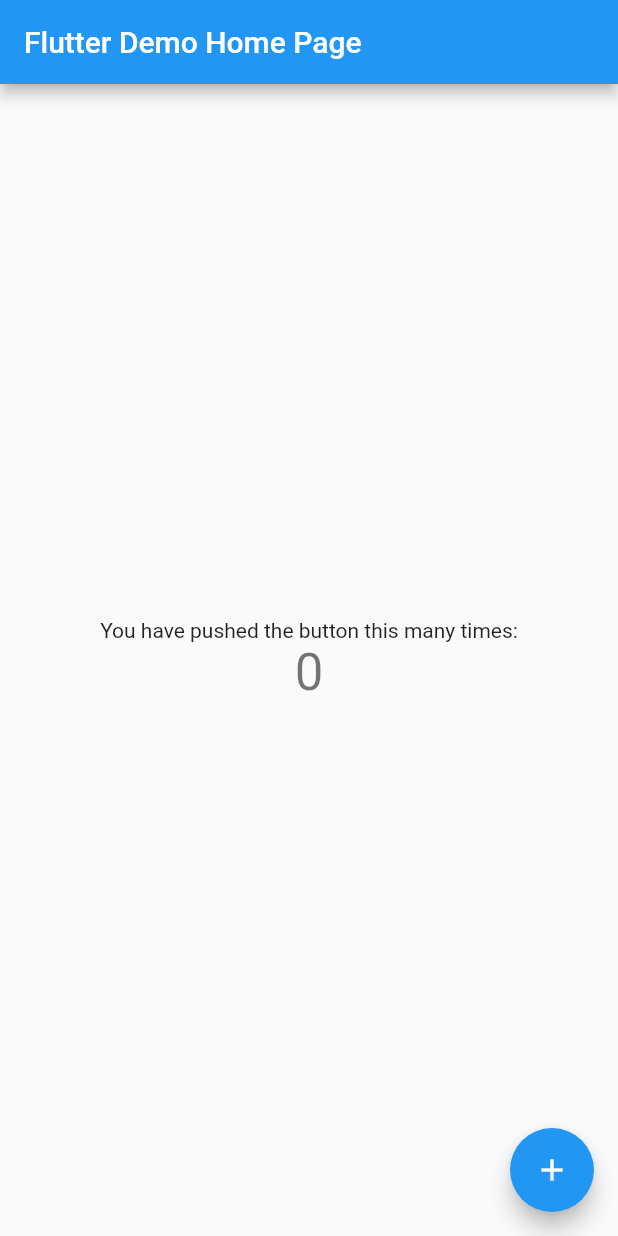
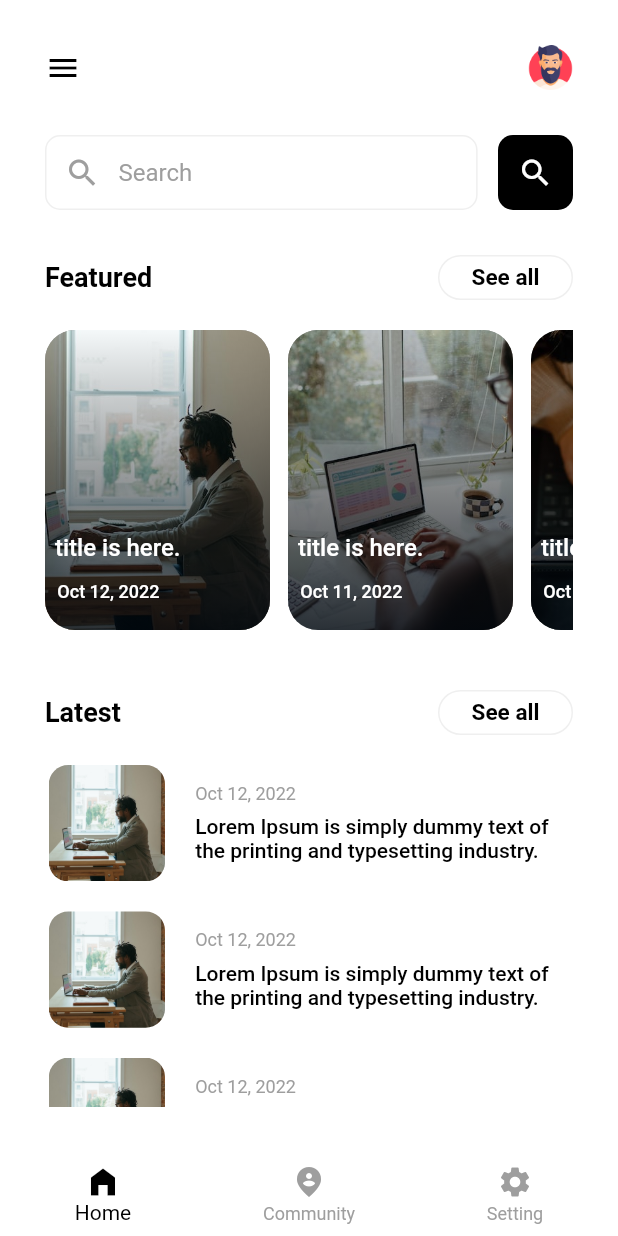
Before and after one commit to Ken46373/flutter_news_app, a Flutter app: the screen it shows after launch, on a phone screen of 412 x 824 dp. Run offline on Flutter 3.47's test engine with Material 2 defaults, Android fonts, the phone set to English and light mode, and no system bars.

Commit message:
make home screen.

```diff
--- a/lib/main.dart
+++ b/lib/main.dart
@@ -1,115 +1,6 @@
 import 'package:flutter/material.dart';
+import 'package:flutter_news_app_ui/src/app.dart';
 
 void main() {
   runApp(const MyApp());
 }
-
-class MyApp extends StatelessWidget {
-  const MyApp({super.key});
-
-  // This widget is the root of your application.
-  @override
-  Widget build(BuildContext context) {
-    return MaterialApp(
-      title: 'Flutter Demo',
-      theme: ThemeData(
-        // This is the theme of your application.
-        //
-        // Try running your application with "flutter run". You'll see the
-        // application has a blue toolbar. Then, without quitting the app, try
-        // changing the primarySwatch below to Colors.green and then invoke
-        // "hot reload" (press "r" in the console where you ran "flutter run",
-        // or simply save your changes to "hot reload" in a Flutter IDE).
-        // Notice that the counter didn't reset back to zero; the application
-        // is not restarted.
-        primarySwatch: Colors.blue,
-      ),
-      home: const MyHomePage(title: 'Flutter Demo Home Page'),
-    );
-  }
-}
-
-class MyHomePage extends StatefulWidget {
-  const MyHomePage({super.key, required this.title});
-
-  // This widget is the home page of your application. It is stateful, meaning
-  // that it has a State object (defined below) that contains fields that affect
-  // how it looks.
-
-  // This class is the configuration for the state. It holds the values (in this
-  // case the title) provided by the parent (in this case the App widget) and
-  // used by the build method of the State. Fields in a Widget subclass are
-  // always marked "final".
-
-  final String title;
-
-  @override
-  State<MyHomePage> createState() => _MyHomePageState();
-}
-
-class _MyHomePageState extends State<MyHomePage> {
-  int _counter = 0;
-
-  void _incrementCounter() {
-    setState(() {
-      // This call to setState tells the Flutter framework that something has
-      // changed in this State, which causes it to rerun the build method below
-      // so that the display can reflect the updated values. If we changed
-      // _counter without calling setState(), then the build method would not be
-      // called again, and so nothing would appear to happen.
-      _counter++;
-    });
-  }
-
-  @override
-  Widget build(BuildContext context) {
-    // This method is rerun every time setState is called, for instance as done
-    // by the _incrementCounter method above.
-    //
-    // The Flutter framework has been optimized to make rerunning build methods
-    // fast, so that you can just rebuild anything that needs updating rather
-    // than having to individually change instances of widgets.
-    return Scaffold(
-      appBar: AppBar(
-        // Here we take the value from the MyHomePage object that was created by
-        // the App.build method, and use it to set our appbar title.
-        title: Text(widget.title),
-      ),
-      body: Center(
-        // Center is a layout widget. It takes a single child and positions it
-        // in the middle of the parent.
-        child: Column(
-          // Column is also a layout widget. It takes a list of children and
-          // arranges them vertically. By default, it sizes itself to fit its
-          // children horizontally, and tries to be as tall as its parent.
-          //
-          // Invoke "debug painting" (press "p" in the console, choose the
-          // "Toggle Debug Paint" action from the Flutter Inspector in Android
-          // Studio, or the "Toggle Debug Paint" command in Visual Studio Code)
-          // to see the wireframe for each widget.
-          //
-          // Column has various properties to control how it sizes itself and
-          // how it positions its children. Here we use mainAxisAlignment to
-          // center the children vertically; the main axis here is the vertical
-          // axis because Columns are vertical (the cross axis would be
-          // horizontal).
-          mainAxisAlignment: MainAxisAlignment.center,
-          children: <Widget>[
-            const Text(
-              'You have pushed the button this many times:',
-            ),
-            Text(
-              '$_counter',
-              style: Theme.of(context).textTheme.headline4,
-            ),
-          ],
-        ),
-      ),
-      floatingActionButton: FloatingActionButton(
-        onPressed: _incrementCounter,
-        tooltip: 'Increment',
-        child: const Icon(Icons.add),
-      ), // This trailing comma makes auto-formatting nicer for build methods.
-    );
-  }
-}
--- /dev/null
+++ b/lib/src/app.dart
@@ -0,0 +1,82 @@
+import 'package:flutter/material.dart';
+import 'package:flutter_news_app_ui/src/screens/community_screen.dart';
+import 'package:flutter_news_app_ui/src/screens/home_screen.dart';
+import 'package:flutter_news_app_ui/src/screens/setting_screen.dart';
+
+class MyApp extends StatelessWidget {
+  const MyApp({super.key});
+
+  @override
+  Widget build(BuildContext context) {
+    return MaterialApp(
+      title: 'News App',
+      debugShowCheckedModeBanner: false,
+      theme: ThemeData(
+        scaffoldBackgroundColor: Colors.white,
+        appBarTheme: AppBarTheme(
+          elevation: 0,
+          backgroundColor: Theme.of(context).backgroundColor,
+        ),
+        bottomNavigationBarTheme: const BottomNavigationBarThemeData(
+          elevation: 0,
+          backgroundColor: Colors.white,
+          selectedItemColor: Colors.black,
+          unselectedItemColor: Colors.grey,
+          showSelectedLabels: true,
+          showUnselectedLabels: true,
+        ),
+      ),
+      home: const NewsApp(),
+    );
+  }
+}
+
+class NewsApp extends StatefulWidget {
+  const NewsApp({Key? key}) : super(key: key);
+
+  @override
+  State<NewsApp> createState() => _NewsAppAppState();
+}
+
+class _NewsAppAppState extends State<NewsApp> {
+
+  static const _screens = [
+    HomeScreen(),
+    CommunityScreen(),
+    SettingScreen(),
+  ];
+
+  int _selectedIndex = 0;
+
+  void _onItemTapped(int index) {
+    setState(() {
+      _selectedIndex = index;
+    });
+  }
+
+  @override
+  Widget build(BuildContext context) {
+    return Scaffold(
+      body: _screens[_selectedIndex],
+      bottomNavigationBar: BottomNavigationBar(
+        currentIndex: _selectedIndex,
+        onTap: _onItemTapped,
+        type: BottomNavigationBarType.fixed,
+        items: const [
+          BottomNavigationBarItem(
+            icon: Icon(Icons.home_filled),
+            label: 'Home',
+          ),
+          BottomNavigationBarItem(
+            icon: Icon(Icons.person_pin_circle_sharp),
+            label: 'Community',
+          ),
+          BottomNavigationBarItem(
+            icon: Icon(Icons.settings),
+            label: 'Setting',
+          ),
+        ],
+      ),
+    );
+  }
+}
--- /dev/null
+++ b/lib/src/screens/community_screen.dart
@@ -0,0 +1,15 @@
+import 'package:flutter/material.dart';
+
+class CommunityScreen extends StatefulWidget {
+  const CommunityScreen({Key? key}) : super(key: key);
+
+  @override
+  State<CommunityScreen> createState() => _CommunityScreenState();
+}
+
+class _CommunityScreenState extends State<CommunityScreen> {
+  @override
+  Widget build(BuildContext context) {
+    return Container();
+  }
+}
--- /dev/null
+++ b/lib/src/screens/home_screen.dart
@@ -0,0 +1,342 @@
+import 'package:flutter/material.dart';
+
+class HomeScreen extends StatefulWidget {
+  const HomeScreen({Key? key}) : super(key: key);
+
+  @override
+  State<HomeScreen> createState() => _HomeScreenState();
+}
+
+class _HomeScreenState extends State<HomeScreen> {
+  @override
+  Widget build(BuildContext context) {
+    Size _size = MediaQuery.of(context).size;
+    return SafeArea(
+      child: Padding(
+        padding: const EdgeInsets.all(30.0),
+        child: SingleChildScrollView(
+          child: Column(
+            crossAxisAlignment: CrossAxisAlignment.start,
+            children: [
+              Row(
+                mainAxisAlignment: MainAxisAlignment.spaceBetween,
+                children: [
+                  const Icon(Icons.menu, color: Colors.black),
+                  Image.asset("assets/images/man.png", width: 30.0),
+                ],
+              ),
+              const SizedBox(height: 30.0),
+              Row(
+                mainAxisAlignment: MainAxisAlignment.spaceBetween,
+                children: [
+                  Container(
+                    width: _size.width * 0.7,
+                    height: 50.0,
+                    decoration: BoxDecoration(
+                      borderRadius: BorderRadius.circular(10.0),
+                      border: Border.all(color: const Color(0xFFEFEFEF)),
+                      color: Colors.white,
+                    ),
+                    child: const TextField(
+                      textAlignVertical: TextAlignVertical.center,
+                      decoration: InputDecoration(
+                        prefixIcon: Icon(Icons.search, color: Colors.grey),
+                        border: InputBorder.none,
+                        hintStyle: TextStyle(color: Colors.grey),
+                        hintText: "Search",
+                      ),
+                    ),
+                  ),
+                  Container(
+                    width: 50.0,
+                    height: 50.0,
+                    decoration: BoxDecoration(
+                      borderRadius: BorderRadius.circular(10.0),
+                      color: Colors.black,
+                    ),
+                    child: const Center(
+                      child: Icon(Icons.search, color: Colors.white),
+                    ),
+                  ),
+                ],
+              ),
+              const SizedBox(height: 30.0),
+              Row(
+                mainAxisAlignment: MainAxisAlignment.spaceBetween,
+                children: [
+                  const Text(
+                    'Featured',
+                    style: TextStyle(fontSize: 18.0, fontWeight: FontWeight.w600, color: Colors.black),
+                  ),
+                  Container(
+                    width: 90.0,
+                    height: 30.0,
+                    padding: const EdgeInsets.symmetric(vertical: 5.0, horizontal: 13.0),
+                    decoration: BoxDecoration(
+                      borderRadius: BorderRadius.circular(20.0),
+                      border: Border.all(color: const Color(0xFFEFEFEF)),
+                      color: Colors.white,
+                    ),
+                    child: const Center(
+                      child: Text('See all', style: TextStyle(fontSize: 15.0, fontWeight: FontWeight.w600, color: Colors.black)),
+                    ),
+                  ),
+                ],
+              ),
+              const SizedBox(height: 20.0),
+              SingleChildScrollView(
+                scrollDirection: Axis.horizontal,
+                child: Row(
+                  children: [
+                    Container(
+                      width: 150.0,
+                      height: 200.0,
+                      decoration: BoxDecoration(
+                        borderRadius: BorderRadius.circular(20.0),
+                        color: Colors.grey,
+                      ),
+                      child: Stack(
+                        fit: StackFit.expand,
+                        children: [
+                          Container(
+                            decoration: BoxDecoration(
+                              borderRadius: BorderRadius.circular(20.0),
+                            ),
+                            child: ClipRRect(
+                              borderRadius: BorderRadius.circular(20.0),
+                              child: Image.asset("assets/images/windows-241bwQl2uWE-unsplash.jpg", fit: BoxFit.cover,),
+                            )
+                          ),
+                          Container(
+                            decoration: BoxDecoration(
+                              borderRadius: BorderRadius.circular(20.0),
+                              gradient: LinearGradient(
+                                  begin: FractionalOffset.topCenter,
+                                  end: FractionalOffset.bottomCenter,
+                                  colors: [
+                                    Colors.transparent,
+                                    Color(0xFF00060d).withOpacity(0.8),
+                                  ],
+                                  stops: const [
+                                    0.0,
+                                    1.0,
+                                  ]
+                              )
+                            ),
+                          ),
+                          Align(
+                            child: Text('title is here.', style: TextStyle(fontSize: 16.0, fontWeight: FontWeight.w500, color: Colors.white)),
+                            alignment: Alignment(-0.8, 0.5),
+                          ),
+                          Align(
+                            child: Text('Oct 12, 2022', style: TextStyle(fontSize: 12.0, fontWeight: FontWeight.w500, color: Colors.white),),
+                            alignment: Alignment(-0.8, 0.8),
+                          ),
+                        ],
+                      ),
+                    ),
+                    const SizedBox(width: 12.0),
+                    Container(
+                      width: 150.0,
+                      height: 200.0,
+                      decoration: BoxDecoration(
+                        borderRadius: BorderRadius.circular(20.0),
+                        color: Colors.grey,
+                      ),
+                      child: Stack(
+                        fit: StackFit.expand,
+                        children: [
+                          Container(
+                              decoration: BoxDecoration(
+                                borderRadius: BorderRadius.circular(20.0),
+                              ),
+                              child: ClipRRect(
+                                borderRadius: BorderRadius.circular(20.0),
+                                child: Image.asset("assets/images/windows-qtpt4WGlz3Y-unsplash.jpg", fit: BoxFit.cover,),
+                              )
+                          ),
+                          Container(
+                            decoration: BoxDecoration(
+                                borderRadius: BorderRadius.circular(20.0),
+                                gradient: LinearGradient(
+                                    begin: FractionalOffset.topCenter,
+                                    end: FractionalOffset.bottomCenter,
+                                    colors: [
+                                      Colors.transparent,
+                                      Color(0xFF00060d).withOpacity(0.8),
+                                    ],
+                                    stops: const [
+                                      0.0,
+                                      1.0,
+                                    ]
+                                )
+                            ),
+                          ),
+                          Align(
+                            child: Text('title is here.', style: TextStyle(fontSize: 16.0, fontWeight: FontWeight.w500, color: Colors.white)),
+                            alignment: Alignment(-0.8, 0.5),
+                          ),
+                          Align(
+                            child: Text('Oct 11, 2022', style: TextStyle(fontSize: 12.0, fontWeight: FontWeight.w500, color: Colors.white),),
+                            alignment: Alignment(-0.8, 0.8),
+                          ),
+                        ],
+                      ),
+                    ),
+                    const SizedBox(width: 12.0),
+                    Container(
+                      width: 150.0,
+                      height: 200.0,
+                      decoration: BoxDecoration(
+                        borderRadius: BorderRadius.circular(20.0),
+                        color: Colors.grey,
+                      ),
+                      child: Stack(
+                        fit: StackFit.expand,
+                        children: [
+                          Container(
+                              decoration: BoxDecoration(
+                                borderRadius: BorderRadius.circular(20.0),
+                              ),
+                              child: ClipRRect(
+                                borderRadius: BorderRadius.circular(20.0),
+                                child: Image.asset("assets/images/windows-K47_kmiJJFs-unsplash.jpg", fit: BoxFit.cover,),
+                              )
+                          ),
+                          Container(
+                            decoration: BoxDecoration(
+                                borderRadius: BorderRadius.circular(20.0),
+                                gradient: LinearGradient(
+                                    begin: FractionalOffset.topCenter,
+                                    end: FractionalOffset.bottomCenter,
+                                    colors: [
+                                      Colors.transparent,
+                                      Color(0xFF00060d).withOpacity(0.8),
+                                    ],
+                                    stops: const [
+                                      0.0,
+                                      1.0,
+                                    ]
+                                )
+                            ),
+                          ),
+                          Align(
+                            child: Text('title is here.', style: TextStyle(fontSize: 16.0, fontWeight: FontWeight.w500, color: Colors.white)),
+                            alignment: Alignment(-0.8, 0.5),
+                          ),
+                          Align(
+                            child: Text('Oct 10, 2022', style: TextStyle(fontSize: 12.0, fontWeight: FontWeight.w500, color: Colors.white),),
+                            alignment: Alignment(-0.8, 0.8),
+                          ),
+                        ],
+                      ),
+                    ),
+                  ],
+                ),
+              ),
+              const SizedBox(height: 40.0),
+              Row(
+                mainAxisAlignment: MainAxisAlignment.spaceBetween,
+                children: [
+                  const Text(
+                    'Latest',
+                    style: TextStyle(fontSize: 18.0, fontWeight: FontWeight.w600, color: Colors.black),
+                  ),
+                  Container(
+                    width: 90.0,
+                    height: 30.0,
+                    padding: const EdgeInsets.symmetric(vertical: 5.0, horizontal: 13.0),
+                    decoration: BoxDecoration(
+                      borderRadius: BorderRadius.circular(20.0),
+                      border: Border.all(color: const Color(0xFFEFEFEF)),
+                      color: Colors.white,
+                    ),
+                    child: const Center(
+                      child: Text('See all', style: TextStyle(fontSize: 15.0, fontWeight: FontWeight.w600, color: Colors.black)),
+                    ),
+                  ),
+                ],
+              ),
+              const SizedBox(height: 20.0),
+              _makeNewsTile(_size.width),
+              const SizedBox(height: 20.0),
+              _makeNewsTile(_size.width),
+              const SizedBox(height: 20.0),
+              _makeNewsTile(_size.width),
+            ],
+          ),
+        ),
+      ),
+    );
+  }
+}
+
+Widget _makeNewsTile(double width) {
+  double _totalWidth = width - 70;
+  double _titleWidth = _totalWidth*0.7;
+  double _thumbnailSize = (_totalWidth-_titleWidth)-25.0;
+  return Container(
+    width: _totalWidth,
+    child: Row(
+      mainAxisAlignment: MainAxisAlignment.center,
+      children: [
+        Container(
+          width: _thumbnailSize,
+          height: _thumbnailSize,
+          decoration: BoxDecoration(
+            // color: NmConstant.kContainerColor,
+            borderRadius: BorderRadius.all(Radius.circular(13.0)),
+          ),
+          child: ClipRRect(
+            borderRadius: BorderRadius.all(Radius.circular(13.0)),
+            child: Image.asset(
+              'assets/images/windows-241bwQl2uWE-unsplash.jpg',
+              width: _thumbnailSize,
+              height: _thumbnailSize,
+              fit: BoxFit.cover,
+              errorBuilder: (context, ex, stackTrace) {
+                return Padding(
+                    padding: EdgeInsets.all(5.0),
+                    child: Icon(Icons.cancel_outlined, color: Colors.grey)
+                );
+              },
+            ),
+          ),
+          // child: Center(
+          //   child: Icon(Icons.cancel_outlined, color: Colors.grey),
+          // ),
+        ),
+        const SizedBox(width: 20.0),
+        Container(
+          width: _titleWidth,
+          child: Column(
+            crossAxisAlignment: CrossAxisAlignment.start,
+            children: [
+              Text(
+                'Oct 12, 2022',
+                overflow: TextOverflow.ellipsis,
+                maxLines: 1,
+                style: TextStyle(
+                    color: Colors.grey,
+                    fontSize: 12.0,
+                    fontWeight: FontWeight.w400
+                ),
+              ),
+              const SizedBox(height: 7.0),
+              Text(
+                'Lorem Ipsum is simply dummy text of the printing and typesetting industry.',
+                overflow: TextOverflow.ellipsis,
+                maxLines: 2,
+                style: TextStyle(
+                    color: Colors.black,
+                    fontSize: 14.0,
+                    fontWeight: FontWeight.w500
+                ),
+              ),
+            ],
+          ),
+        ),
+      ],
+    ),
+  );
+}
--- /dev/null
+++ b/lib/src/screens/setting_screen.dart
@@ -0,0 +1,15 @@
+import 'package:flutter/material.dart';
+
+class SettingScreen extends StatefulWidget {
+  const SettingScreen({Key? key}) : super(key: key);
+
+  @override
+  State<SettingScreen> createState() => _SettingScreenState();
+}
+
+class _SettingScreenState extends State<SettingScreen> {
+  @override
+  Widget build(BuildContext context) {
+    return Container();
+  }
+}
--- a/pubspec.yaml
+++ b/pubspec.yaml
@@ -60,8 +60,8 @@ flutter:
   uses-material-design: true
 
   # To add assets to your application, add an assets section, like this:
-  # assets:
-  #   - images/a_dot_burr.jpeg
+  assets:
+    - assets/images/
   #   - images/a_dot_ham.jpeg
 
   # An image asset can refer to one or more resolution-specific "variants", see
```
Also changed, not shown: assets/images/man.png (added), assets/images/windows-241bwQl2uWE-unsplash.jpg (added), assets/images/windows-K47_kmiJJFs-unsplash.jpg (added), assets/images/windows-qtpt4WGlz3Y-unsplash.jpg (added), 1 other file.
